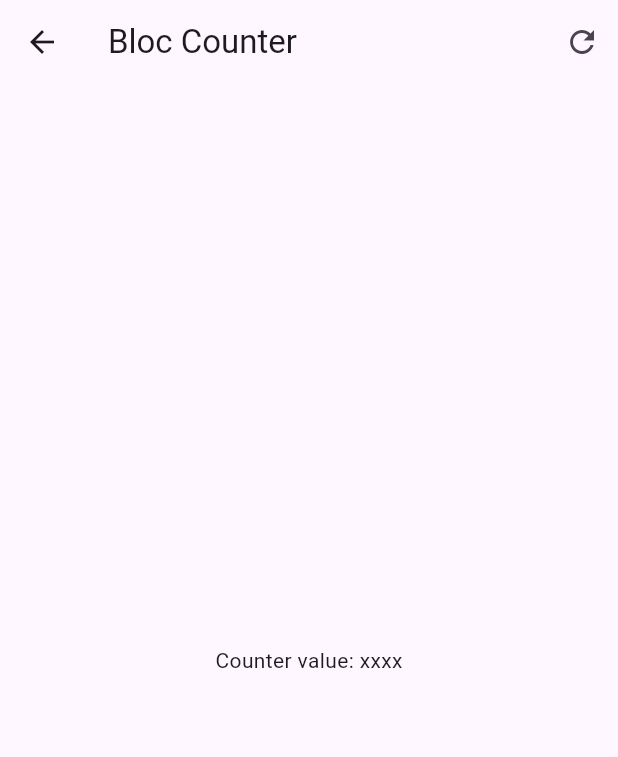
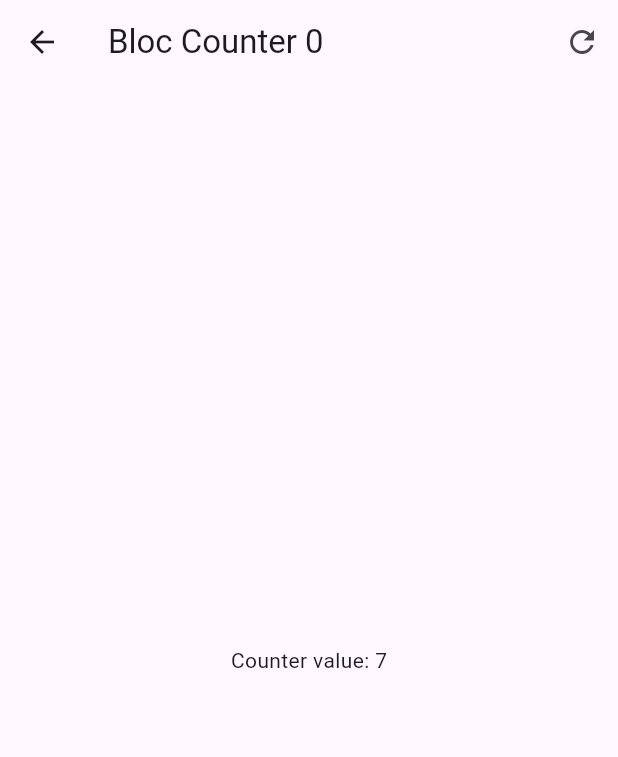
Before and after one commit to AlejoVR09/FLUTTER_Bloc, a Flutter app: the screen it shows after launch, after a tap on "Bloc", on a phone screen of 412 x 824 dp. Shown: the top 757 px of the screen. Run offline on Flutter 3.47's test engine with Material 3 defaults, Android fonts, the phone set to English and light mode, and no system bars; our stand-ins replace equatable, flutter_bloc, go_router.

Commit message:
BLoC implementation for a simple App

```diff
--- /dev/null
+++ b/lib/presentation/bloc/counter_bloc/counter_bloc_bloc.dart
@@ -0,0 +1,26 @@
+import 'package:flutter_bloc/flutter_bloc.dart';
+import 'package:equatable/equatable.dart';
+
+part 'counter_bloc_event.dart';
+part 'counter_bloc_state.dart';
+
+class CounterBlocBloc extends Bloc<CounterBlocEvent, CounterBlocState> {
+  CounterBlocBloc() : super(const CounterBlocState(counter: 7)) {
+    on<CounterIncreased>(_onCounterIncreased);
+    on<CounterReset>(_onCounterReset);
+  }
+
+  void _onCounterIncreased(
+      CounterIncreased event, Emitter<CounterBlocState> emit) {
+    emit(state.copyWith(
+      counter: state.counter + event.value,
+      transactionCounter: state.transactionCounter + 1,
+    ));
+  }
+
+  void _onCounterReset(CounterReset event, Emitter<CounterBlocState> emit) {
+    emit(state.copyWith(
+      counter: 0,
+    ));
+  }
+}
--- /dev/null
+++ b/lib/presentation/bloc/counter_bloc/counter_bloc_event.dart
@@ -0,0 +1,17 @@
+part of 'counter_bloc_bloc.dart';
+
+sealed class CounterBlocEvent extends Equatable {
+  const CounterBlocEvent();
+
+  @override
+  List<Object> get props => [];
+}
+
+class CounterIncreased extends CounterBlocEvent {
+  final int value;
+  const CounterIncreased(this.value);
+}
+
+class CounterReset extends CounterBlocEvent {
+  const CounterReset();
+}
--- /dev/null
+++ b/lib/presentation/bloc/counter_bloc/counter_bloc_state.dart
@@ -0,0 +1,20 @@
+part of 'counter_bloc_bloc.dart';
+
+class CounterBlocState extends Equatable {
+  final int counter;
+  final int transactionCounter;
+
+  const CounterBlocState({this.counter = 10, this.transactionCounter = 0});
+
+  copyWith({
+    final int? counter,
+    final int? transactionCounter,
+  }) =>
+      CounterBlocState(
+        counter: counter ?? this.counter,
+        transactionCounter: transactionCounter ?? this.transactionCounter,
+      );
+
+  @override
+  List<Object> get props => [counter, transactionCounter];
+}
--- a/lib/presentation/bloc/counter_cubit/counter_cubit.dart
+++ b/lib/presentation/bloc/counter_cubit/counter_cubit.dart
@@ -1,9 +1,10 @@
+import 'package:equatable/equatable.dart';
 import 'package:flutter_bloc/flutter_bloc.dart';
 
 part 'counter_state.dart';
 
 class CounterCubit extends Cubit<CounterState> {
-  CounterCubit() : super(CounterState(counter: 5));
+  CounterCubit() : super(const CounterState(counter: 5));
 
   void increaseBy(int value) {
     emit(state.copyWith(
--- a/lib/presentation/screens/bloc_counter_screen.dart
+++ b/lib/presentation/screens/bloc_counter_screen.dart
@@ -1,29 +1,54 @@
 import 'package:flutter/material.dart';
+import 'package:flutter_bloc/flutter_bloc.dart';
+import 'package:formsapp/presentation/bloc/counter_bloc/counter_bloc_bloc.dart';
 
 class BlocCounter extends StatelessWidget {
   const BlocCounter({super.key});
 
   @override
   Widget build(BuildContext context) {
+    return BlocProvider(
+      create: (_) => CounterBlocBloc(),
+      child: const _CounterBlocView(),
+    );
+  }
+}
+
+class _CounterBlocView extends StatelessWidget {
+  const _CounterBlocView();
+
+  void increaseValueBy(BuildContext context, [int value = 1]) {
+    context.read<CounterBlocBloc>().add(CounterIncreased(value));
+  }
+
+  void resetValue(BuildContext context) {
+    context.read<CounterBlocBloc>().add(const CounterReset());
+  }
+
+  @override
+  Widget build(BuildContext context) {
     return Scaffold(
       appBar: AppBar(
-        title: const Text('Bloc Counter'),
+        title: context.select((CounterBlocBloc value) =>
+            Text('Bloc Counter ${value.state.transactionCounter}')),
         actions: [
-            IconButton(onPressed: () {
-
+          IconButton(
+              onPressed: () {
+                resetValue(context);
               },
-            icon: const Icon(
-              Icons.refresh_outlined
-            )
-          )
+              icon: const Icon(Icons.refresh_outlined))
         ],
       ),
-      body: const Center(child: Text('Counter value: xxxx'),),
+      body: Center(
+        child: context.select((CounterBlocBloc value) =>
+            Text('Counter value: ${value.state.counter}')),
+      ),
       floatingActionButton: Column(
         mainAxisAlignment: MainAxisAlignment.end,
         children: [
-          FloatingActionButton(onPressed: () {
-
+          FloatingActionButton(
+            onPressed: () {
+              increaseValueBy(context, 3);
             },
             heroTag: '1',
             child: const Text('+3'),
@@ -31,23 +56,23 @@ class BlocCounter extends StatelessWidget {
           const SizedBox(
             height: 15,
           ),
-          FloatingActionButton(onPressed: () {
-
+          FloatingActionButton(
+            onPressed: () {
+              increaseValueBy(context, 2);
             },
             heroTag: '2',
             child: const Text('+2'),
           ),
           const SizedBox(
             height: 15,
-          )
-          ,
-          FloatingActionButton(onPressed: () {
-
+          ),
+          FloatingActionButton(
+            onPressed: () {
+              increaseValueBy(context);
             },
             heroTag: '3',
             child: const Text('+1'),
-          )
-          ,
+          ),
         ],
       ),
     );
--- a/lib/presentation/screens/home_screen.dart
+++ b/lib/presentation/screens/home_screen.dart
@@ -11,7 +11,7 @@ class HomeScreen extends StatelessWidget {
       body: ListView(
         children: [
           ListTile(
-            title: const Text('Cubis'),
+            title: const Text('Cubit'),
             subtitle: const Text('Gestor de estado simple'),
             trailing: const Icon(Icons.arrow_forward_ios_rounded),
             onTap: () => {
--- a/pubspec.yaml
+++ b/pubspec.yaml
@@ -7,6 +7,7 @@ environment:
   sdk: '>=3.3.3 <4.0.0'
 
 dependencies:
+  equatable: ^2.0.5
   flutter:
     sdk: flutter
   flutter_bloc: ^8.1.5
```
Also changed, not shown: lib/presentation/bloc/counter_cubit/counter_state.dart (+9 -2 lines), lib/presentation/screens/cubit_counter_screen.dart (+7 -2 lines), pubspec.lock. Lines whose indentation alone changed are shown as unchanged.
